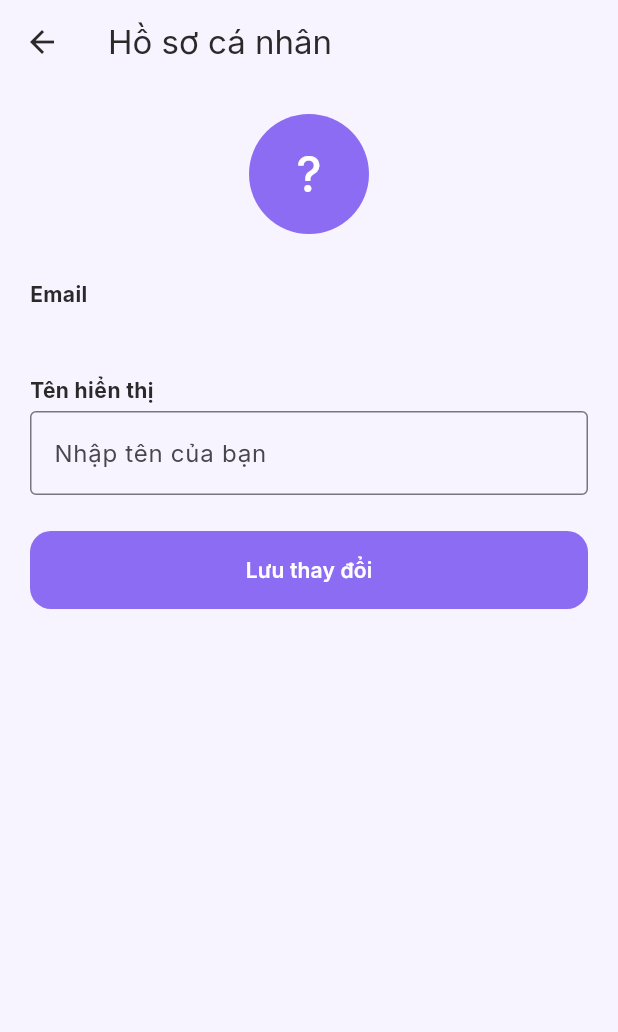
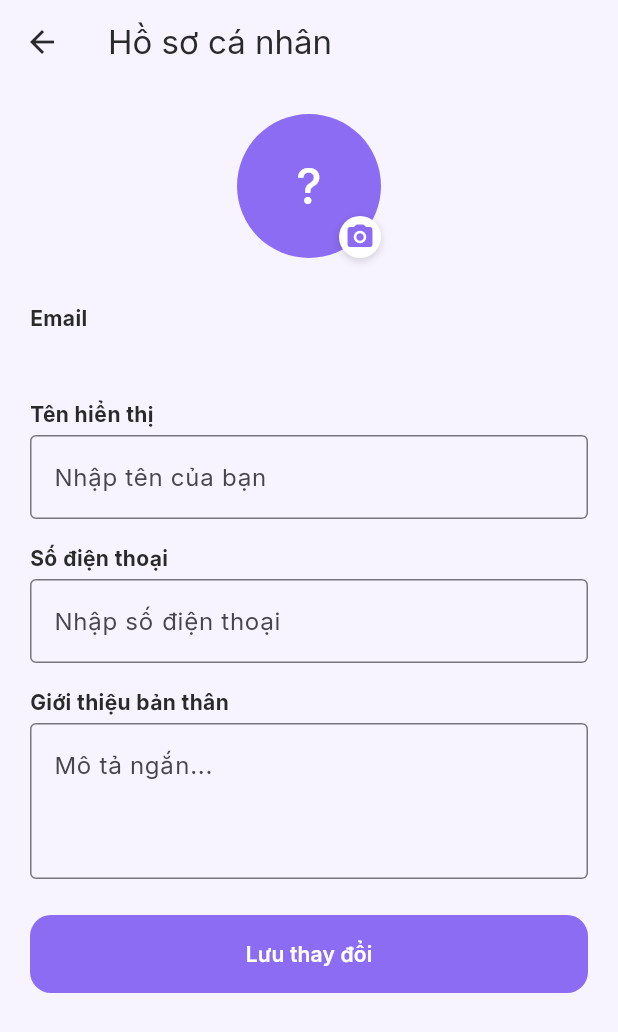
Before and after one commit to Vanmai247/note_flutter, a Flutter app: the ProfileScreen screen opened by its route, on a phone screen of 412 x 824 dp. Shown: the top 1032 px of the screen. Run offline on Flutter 3.47's test engine with Material 3 defaults, Android fonts, the phone set to English and light mode, and no system bars; our stand-ins replace cloud_firestore, firebase_auth, firebase_core, google_fonts, image_picker, shared_preferences and 1 more; accounts and stored records are empty.

Commit message:
Cập nhật trang hồ sơ

```diff
--- a/lib/screens/profile_screen.dart
+++ b/lib/screens/profile_screen.dart
@@ -1,6 +1,10 @@
+import 'dart:io';
+
 import 'package:cloud_firestore/cloud_firestore.dart';
 import 'package:firebase_auth/firebase_auth.dart';
 import 'package:flutter/material.dart';
+import 'package:image_picker/image_picker.dart';
+import 'package:shared_preferences/shared_preferences.dart';
 
 import '../widgets/primary_button.dart';
 import '../theme.dart';
@@ -14,7 +18,15 @@ class ProfileScreen extends StatefulWidget {
 
 class _ProfileScreenState extends State<ProfileScreen> {
   final _nameCtrl = TextEditingController();
+  final _phoneCtrl = TextEditingController();
+  final _bioCtrl = TextEditingController();
+
   bool _loading = false;
+
+  /// Avatar: chỉ lưu local trên máy
+  File? _avatarFile; // ảnh vừa chọn / đã lưu
+
+  final _picker = ImagePicker();
 
   User? get _user => FirebaseAuth.instance.currentUser;
 
@@ -27,9 +39,12 @@ class _ProfileScreenState extends State<ProfileScreen> {
   @override
   void dispose() {
     _nameCtrl.dispose();
+    _phoneCtrl.dispose();
+    _bioCtrl.dispose();
     super.dispose();
   }
 
+  /// Tải thông tin từ Firestore + avatar từ SharedPreferences
   Future<void> _loadProfile() async {
     final user = _user;
     if (user == null) return;
@@ -37,6 +52,7 @@ class _ProfileScreenState extends State<ProfileScreen> {
     setState(() => _loading = true);
 
     try {
+      // ----- Đọc Firestore -----
       final doc = await FirebaseFirestore.instance
           .collection('users')
           .doc(user.uid)
@@ -44,55 +60,93 @@ class _ProfileScreenState extends State<ProfileScreen> {
 
       if (doc.exists) {
         final data = doc.data();
-        _nameCtrl.text = (data?['name'] ?? '') as String;
+        _nameCtrl.text = data?['name'] ?? '';
+        _phoneCtrl.text = data?['phone'] ?? '';
+        _bioCtrl.text = data?['bio'] ?? '';
       } else {
+        // tạo user lần đầu
         await FirebaseFirestore.instance
             .collection('users')
             .doc(user.uid)
             .set({
           'email': user.email,
           'name': user.displayName ?? '',
+          'phone': '',
+          'bio': '',
         });
+
         _nameCtrl.text = user.displayName ?? '';
+      }
+
+      // ----- Đọc đường dẫn avatar lưu local -----
+      final prefs = await SharedPreferences.getInstance();
+      final savedPath = prefs.getString('avatarPath');
+      if (savedPath != null) {
+        final file = File(savedPath);
+        if (file.existsSync()) {
+          _avatarFile = file;
+        }
       }
     } catch (e) {
       if (!mounted) return;
-      ScaffoldMessenger.of(context).showSnackBar(
-        SnackBar(content: Text('Lỗi tải hồ sơ: $e')),
-      );
+      ScaffoldMessenger.of(context)
+          .showSnackBar(SnackBar(content: Text('Lỗi tải hồ sơ: $e')));
     } finally {
       if (!mounted) return;
       setState(() => _loading = false);
     }
   }
 
+  /// Chọn ảnh đại diện
+  Future<void> _pickAvatar() async {
+    final picked =
+    await _picker.pickImage(source: ImageSource.gallery, imageQuality: 80);
+
+    if (picked != null) {
+      setState(() {
+        _avatarFile = File(picked.path);
+      });
+    }
+  }
+
+  /// Lưu toàn bộ hồ sơ (Firestore + đường dẫn avatar local)
   Future<void> _saveProfile() async {
     final user = _user;
     if (user == null) return;
 
     setState(() => _loading = true);
-    final name = _nameCtrl.text.trim();
 
     try {
+      final name = _nameCtrl.text.trim();
+      final phone = _phoneCtrl.text.trim();
+      final bio = _bioCtrl.text.trim();
+
+      // Lưu thông tin text lên Firestore
       await FirebaseFirestore.instance
           .collection('users')
           .doc(user.uid)
           .set({
         'email': user.email,
         'name': name,
+        'phone': phone,
+        'bio': bio,
       }, SetOptions(merge: true));
 
       await user.updateDisplayName(name);
 
+      // Lưu đường dẫn avatar xuống SharedPreferences (local)
+      if (_avatarFile != null) {
+        final prefs = await SharedPreferences.getInstance();
+        await prefs.setString('avatarPath', _avatarFile!.path);
+      }
+
       if (!mounted) return;
-      ScaffoldMessenger.of(context).showSnackBar(
-        const SnackBar(content: Text('Đã lưu hồ sơ')),
-      );
+      ScaffoldMessenger.of(context)
+          .showSnackBar(const SnackBar(content: Text('Đã lưu hồ sơ')));
     } catch (e) {
       if (!mounted) return;
-      ScaffoldMessenger.of(context).showSnackBar(
-        SnackBar(content: Text('Lỗi lưu hồ sơ: $e')),
-      );
+      ScaffoldMessenger.of(context)
+          .showSnackBar(SnackBar(content: Text('Lỗi lưu hồ sơ: $e')));
     } finally {
       if (!mounted) return;
       setState(() => _loading = false);
@@ -103,30 +157,76 @@ class _ProfileScreenState extends State<ProfileScreen> {
   Widget build(BuildContext context) {
     final user = _user;
 
+    if (_loading && user == null) {
+      return const Scaffold(
+        body: Center(child: CircularProgressIndicator()),
+      );
+    }
+
     return Scaffold(
       appBar: AppBar(title: const Text('Hồ sơ cá nhân')),
-      body: _loading && user == null
-          ? const Center(child: CircularProgressIndicator())
-          : Padding(
+      body: Padding(
         padding: const EdgeInsets.all(20),
+        child: SingleChildScrollView(
           child: Column(
             crossAxisAlignment: CrossAxisAlignment.start,
             children: [
+              // Avatar
               Center(
+                child: Stack(
+                  children: [
+                    InkWell(
+                      onTap: _pickAvatar,
+                      borderRadius: BorderRadius.circular(999),
                       child: CircleAvatar(
-                radius: 40,
+                        radius: 48,
                         backgroundColor: AppColors.primary,
-                child: Text(
-                  (user?.email?.isNotEmpty ?? false)
-                      ? user!.email![0].toUpperCase()
+                        backgroundImage: _avatarFile != null
+                            ? FileImage(_avatarFile!)
+                            : null,
+                        child: _avatarFile == null
+                            ? Text(
+                          (user?.email != null &&
+                              user!.email!.isNotEmpty)
+                              ? user.email![0].toUpperCase()
                               : '?',
                           style: const TextStyle(
                             fontSize: 32,
                             color: Colors.white,
                           ),
+                        )
+                            : null,
+                      ),
+                    ),
+
+                    // Icon camera
+                    Positioned(
+                      right: 0,
+                      bottom: 0,
+                      child: Container(
+                        decoration: BoxDecoration(
+                          color: Colors.white,
+                          shape: BoxShape.circle,
+                          boxShadow: [
+                            BoxShadow(
+                              blurRadius: 4,
+                              offset: const Offset(0, 2),
+                              color: Colors.black.withValues(alpha: 0.15),
+                            ),
+                          ],
+                        ),
+                        padding: const EdgeInsets.all(4),
+                        child: Icon(
+                          Icons.camera_alt_rounded,
+                          size: 20,
+                          color: AppColors.primary,
                         ),
                       ),
                     ),
+                  ],
+                ),
+              ),
+
               const SizedBox(height: 30),
 
               const Text(
@@ -151,6 +251,38 @@ class _ProfileScreenState extends State<ProfileScreen> {
                 ),
               ),
 
+              const SizedBox(height: 16),
+
+              const Text(
+                'Số điện thoại',
+                style: TextStyle(fontWeight: FontWeight.bold),
+              ),
+              const SizedBox(height: 4),
+              TextField(
+                controller: _phoneCtrl,
+                keyboardType: TextInputType.phone,
+                decoration: const InputDecoration(
+                  border: OutlineInputBorder(),
+                  hintText: 'Nhập số điện thoại',
+                ),
+              ),
+
+              const SizedBox(height: 16),
+
+              const Text(
+                'Giới thiệu bản thân',
+                style: TextStyle(fontWeight: FontWeight.bold),
+              ),
+              const SizedBox(height: 4),
+              TextField(
+                controller: _bioCtrl,
+                maxLines: 3,
+                decoration: const InputDecoration(
+                  border: OutlineInputBorder(),
+                  hintText: 'Mô tả ngắn...',
+                ),
+              ),
+
               const SizedBox(height: 24),
 
               PrimaryButton(
@@ -160,6 +292,7 @@ class _ProfileScreenState extends State<ProfileScreen> {
             ],
           ),
         ),
+      ),
     );
   }
 }
--- a/pubspec.yaml
+++ b/pubspec.yaml
@@ -14,6 +14,9 @@ dependencies:
   firebase_core: ^3.6.0
   firebase_auth: ^5.3.0
   cloud_firestore: ^5.4.0
+  image_picker: ^1.0.7
+  firebase_storage: ^12.4.10
+  shared_preferences: ^2.2.3
 
 dev_dependencies:
   flutter_test:
```
Also changed, not shown: lib/widgets/app_drawer.dart (+54 -14 lines), pubspec.lock, 4 other files. Lines whose indentation alone changed are shown as unchanged.
